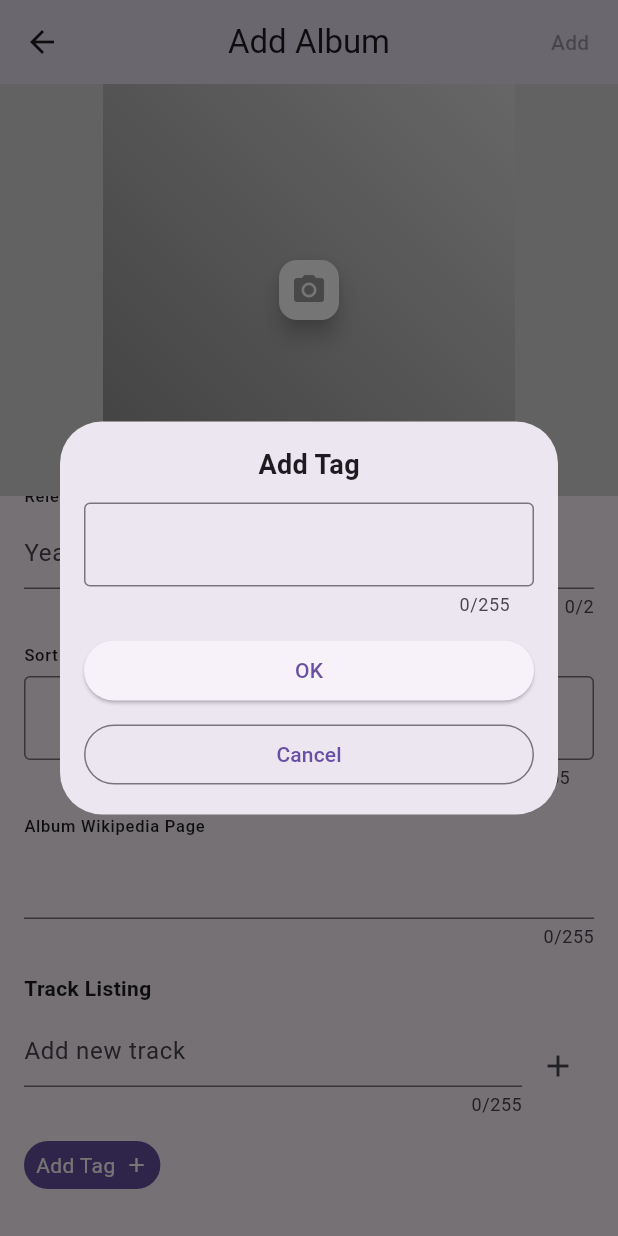
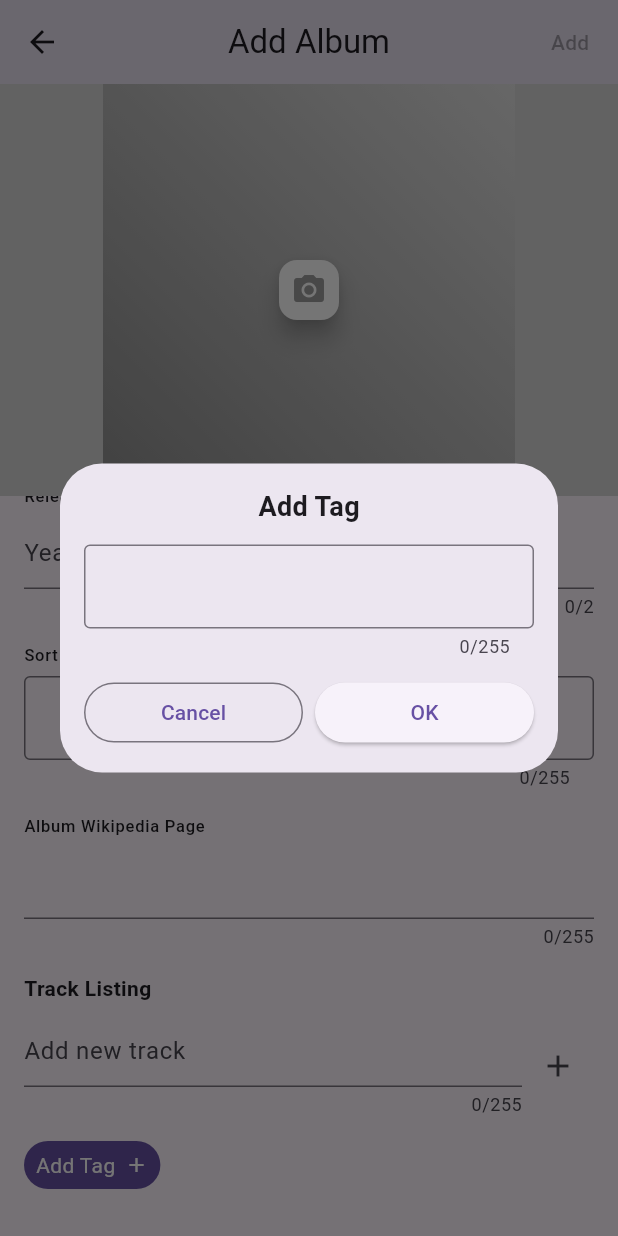
Before and after one commit to mbplautz/record_keeper, a Flutter app: the AlbumDetailsView screen opened directly, scrolled down 236 dp, after a tap on "Add Tag", on a phone screen of 412 x 824 dp. Run offline on Flutter 3.47's test engine with Material 3 defaults, Android fonts, the phone set to English and light mode, and no system bars; our stand-ins replace image_picker, sqflite, sqflite_common_ffi; accounts and stored records are empty.

Commit message:
Finally fixed Save/Add button enable logic
- Plus cosmetic fixes to the Add Tag Dialog

```diff
--- a/lib/views/album_details_view.dart
+++ b/lib/views/album_details_view.dart
@@ -226,10 +226,6 @@ class _AlbumDetailsViewState extends State<AlbumDetailsView> {
 
   // Confirm button widget
   Widget _buildConfirmButton() {
-    final enabled = !_isEditMode || _isFormValid();
-    final style = TextButton.styleFrom(
-      foregroundColor: enabled ? Theme.of(context).appBarTheme.titleTextStyle?.color : Colors.grey,
-    );
 
     /*
     return TextButton(
@@ -241,9 +237,13 @@ class _AlbumDetailsViewState extends State<AlbumDetailsView> {
     return ValueListenableBuilder<bool>(
       valueListenable: _isFormValidNotifier,
       builder: (context, isValid, child) {
+        final enabled = !_isEditMode || _isFormValid(); //isValid; //_isFormValid();
+/*        final style = TextButton.styleFrom(
+          foregroundColor: enabled ? Theme.of(context).appBarTheme.titleTextStyle?.color : Colors.grey,
+        );*/
         return TextButton(
-          onPressed: !_isEditMode || isValid ? _onConfirmPressed : null,
-          style: style,
+          onPressed: enabled /*!_isEditMode || isValid */? _onConfirmPressed : null,
+          //style: style,
           child: Text(_confirmButtonLabel),
         );
       }
@@ -349,6 +349,10 @@ class _AlbumDetailsViewState extends State<AlbumDetailsView> {
       barrierDismissible: true,
       builder: (ctx) {
         return Dialog(
+          child: ConstrainedBox(
+            constraints: const BoxConstraints(
+              maxWidth: 600
+            ),
             child: Padding(
               padding: const EdgeInsets.all(16.0),
               child: Column(
@@ -358,10 +362,20 @@ class _AlbumDetailsViewState extends State<AlbumDetailsView> {
                   const SizedBox(height: 12),
                   _buildTagAutocomplete(),
                   const SizedBox(height: 12),
-                Column(
-                  crossAxisAlignment: CrossAxisAlignment.stretch,
+                  Row(
+                    //crossAxisAlignment: CrossAxisAlignment.stretch,
                     children: [
-                    ElevatedButton(
+                      Expanded(
+                        child: OutlinedButton(
+                          onPressed: () {
+                            Navigator.of(ctx).pop();
+                          },
+                          child: const Text('Cancel'),
+                        ),
+                      ),
+                      const SizedBox(width: 8),
+                      Expanded(
+                        child: ElevatedButton(
                           onPressed: () async {
                             final text = _tagController.text;
                             if (text.trim().isEmpty) {
@@ -401,18 +415,13 @@ class _AlbumDetailsViewState extends State<AlbumDetailsView> {
                           },
                           child: const Text('OK'),
                         ),
-                    const SizedBox(height: 8),
-                    OutlinedButton(
-                      onPressed: () {
-                        Navigator.of(ctx).pop();
-                      },
-                      child: const Text('Cancel'),
-                    ),
+                      )
                     ],
                   ),
                 ],
               ),
             ),
+          )
         );
       },
     );
```
Lines whose indentation alone changed are shown as unchanged.
